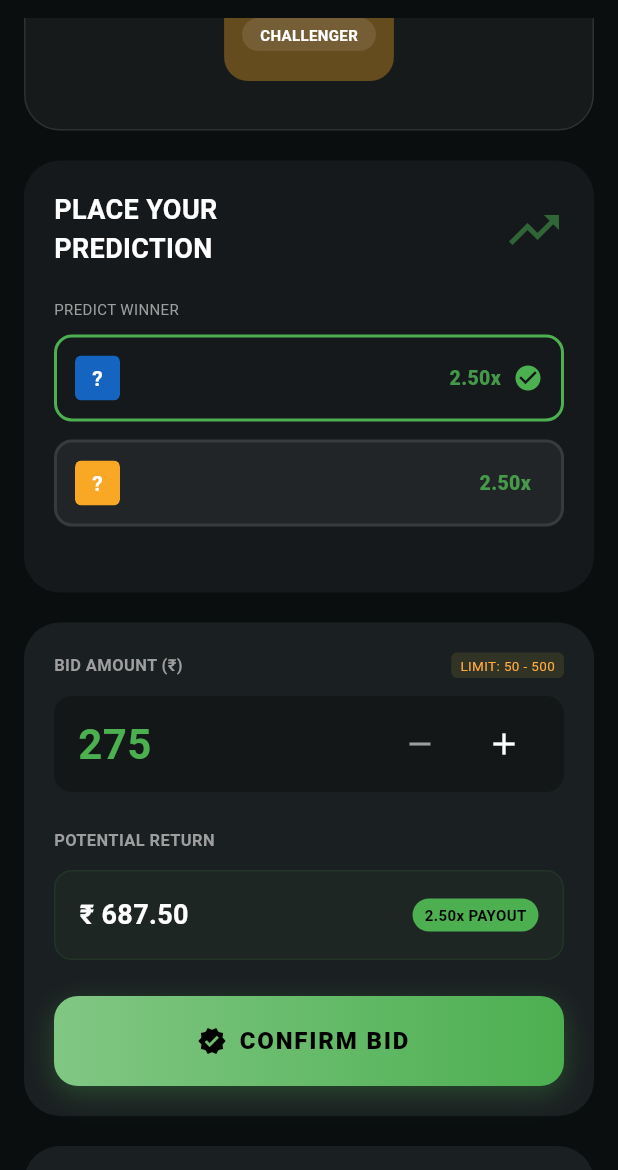
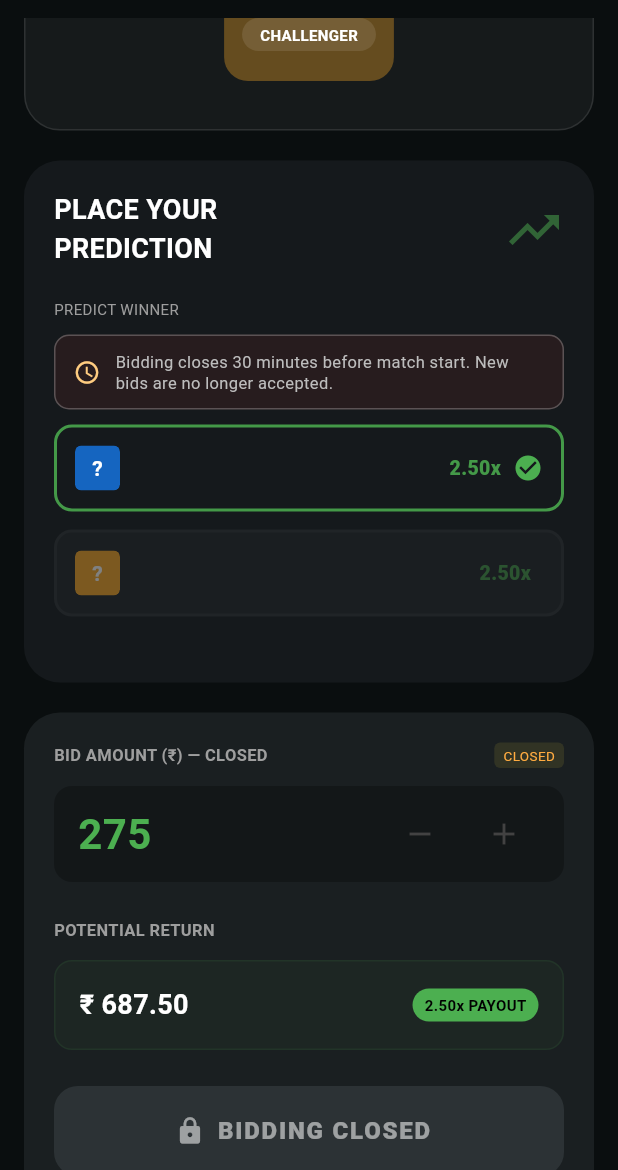
Before and after one commit to harry95730/Auction, a Flutter app: the PlaceBidScreen screen opened directly with empty values, scrolled down 576 dp, on a phone screen of 412 x 824 dp, the part 66-1236 px from its top. Run offline on Flutter 3.47's test engine with Material 3 defaults, Android fonts, the phone set to English and light mode, and no system bars; our stand-ins replace cloud_firestore, firebase_auth, firebase_core, google_sign_in; accounts and stored records are empty.

Commit message:
stop bidding option

```diff
--- a/lib/features/bids/presentation/match_bid_labels.dart
+++ b/lib/features/bids/presentation/match_bid_labels.dart
@@ -27,6 +27,16 @@
 }
 
 bool isMatchScheduleLocked(Match m) => (m.status ?? '').toUpperCase().contains('LOCKED');
+
+/// **true** when local time is **on or after** (match start − 30 minutes). New bids are not allowed.
+/// If [Match.matchDate] is null, returns **false** (no cutoff applied).
+bool isMatchBiddingCutoffReached(Match m) {
+  final raw = m.matchDate;
+  if (raw == null) return false;
+  final startLocal = raw.toLocal();
+  final biddingClosesAt = startLocal.subtract(const Duration(minutes: 30));
+  return !DateTime.now().isBefore(biddingClosesAt);
+}
 
 /// Match finished / result known — UI uses yellow border and results CTA.
 bool isMatchCompleted(Match m) {
--- a/lib/features/dashboard/presentation/screens/auction_dashboard_screen.dart
+++ b/lib/features/dashboard/presentation/screens/auction_dashboard_screen.dart
@@ -1,6 +1,7 @@
 import 'package:firebase_auth/firebase_auth.dart';
 import 'package:flutter/material.dart';
 
+import '../../../../app/theme/app_snack_bars.dart';
 import '../../../../app/widgets/auction_command_app_bar.dart';
 import '../../../../app/widgets/custom_nav_bar.dart';
 import '../../../bids/data/datasources/bids_firestore_data_source.dart';
@@ -513,6 +514,12 @@
         myBid: null,
         onEnterAuction: () {
           if (isMatchScheduleLocked(match)) return;
+          if (isMatchBiddingCutoffReached(match)) {
+            ScaffoldMessenger.of(context).showSnackBar(
+              AppSnackBars.warning('Bidding closes 30 minutes before match start.'),
+            );
+            return;
+          }
           Navigator.of(context).push(
             MaterialPageRoute<void>(
               builder: (_) => PlaceBidScreen(match: match),
@@ -535,6 +542,12 @@
           onEnterAuction: () {
             if (myBid != null) return;
             if (isMatchScheduleLocked(match)) return;
+            if (isMatchBiddingCutoffReached(match)) {
+              ScaffoldMessenger.of(context).showSnackBar(
+                AppSnackBars.warning('Bidding closes 30 minutes before match start.'),
+              );
+              return;
+            }
             Navigator.of(context).push(
               MaterialPageRoute<void>(
                 builder: (_) => PlaceBidScreen(match: match),
--- a/lib/features/match_schedule/presentation/screens/place_bid_screen.dart
+++ b/lib/features/match_schedule/presentation/screens/place_bid_screen.dart
@@ -2,6 +2,7 @@
 import 'package:flutter/material.dart';
 
 import '../../../../app/theme/app_colors.dart';
+import '../../../../app/theme/app_snack_bars.dart';
 import '../../../../app/widgets/auction_command_app_bar.dart';
 import '../../../bids/data/datasources/bids_firestore_data_source.dart';
 import '../../../bids/data/repositories/bids_repository_impl.dart';
@@ -64,7 +65,7 @@
       WidgetsBinding.instance.addPostFrameCallback((_) {
         if (!mounted) return;
         ScaffoldMessenger.of(context).showSnackBar(
-          const SnackBar(content: Text('This match is locked. Bidding is not available.')),
+          AppSnackBars.warning('This match is locked. Bidding is not available.'),
         );
         Navigator.of(context).pop();
       });
@@ -121,7 +122,9 @@
               ExistingMatchBid? existingBid,
               bool existingBidLoading = false,
             }) {
-              final locked = existingBid != null || isMatchScheduleLocked(m);
+              final locked = existingBid != null ||
+                  isMatchScheduleLocked(m) ||
+                  isMatchBiddingCutoffReached(m);
               return AuctionBiddingPanel(
                 match: m,
                 team1Name: team1Name,
--- a/lib/features/match_schedule/presentation/widgets/auction_bidding_panel.dart
+++ b/lib/features/match_schedule/presentation/widgets/auction_bidding_panel.dart
@@ -1,8 +1,11 @@
+import 'dart:async';
 import 'dart:math' as math;
 
 import 'package:flutter/material.dart';
 
+import '../../../../app/theme/app_snack_bars.dart';
 import '../../../bids/domain/entities/existing_match_bid.dart';
+import '../../../bids/presentation/match_bid_labels.dart';
 import '../../../bids/domain/exceptions/insufficient_balance.dart';
 import '../../domain/entities/match.dart';
 import 'team_logo_asset.dart';
@@ -75,6 +78,7 @@
   late double _bidAmount;
   static const double _step = 10;
   bool _placing = false;
+  Timer? _cutoffTicker;
 
   Match get _m => widget.match;
 
@@ -135,6 +139,18 @@
     final mid = (_minBid + _maxBid) / 2;
     final em = _effectiveMaxBid;
     _bidAmount = em >= _minBid ? mid.clamp(_minBid, em) : _minBid;
+    if (widget.match.matchDate != null) {
+      _cutoffTicker = Timer.periodic(const Duration(seconds: 30), (_) {
+        if (!mounted) return;
+        setState(() {});
+      });
+    }
+  }
+
+  @override
+  void dispose() {
+    _cutoffTicker?.cancel();
+    super.dispose();
   }
 
   bool get _selectionValid {
@@ -144,9 +160,18 @@
 
   bool get _bidAlreadyPlaced => widget.existingBid != null;
 
+  /// Cannot change side: already bid, or within 30 min of match start.
+  bool get _pickFrozen => _bidAlreadyPlaced || isMatchBiddingCutoffReached(widget.match);
+
+  bool get _bidAmountLocked => _pickFrozen;
+
+  /// Grey CTA (locked / closed).
+  bool get _bidCtaInactive => _bidAlreadyPlaced || isMatchBiddingCutoffReached(widget.match);
+
   bool get _confirmEnabled {
     if (widget.existingBidLoading) return false;
     if (_bidAlreadyPlaced) return false;
+    if (isMatchBiddingCutoffReached(widget.match)) return false;
     if (_placing) return false;
     if (!widget.isAuthenticated || !widget.hasTeam) return false;
     if (widget.onPlaceBid == null) return false;
@@ -210,21 +235,19 @@
       await cb(_bidAmount, matchBidId, _decimalOdds);
       if (!mounted) return;
       ScaffoldMessenger.of(context).showSnackBar(
-        SnackBar(
-          content: Text(
-            'Bid confirmed: ₹${_bidAmount.round()} on ${_selectedTeam == 0 ? widget.team1Code : widget.team2Code} @ ${_decimalOdds.toStringAsFixed(2)}x',
-          ),
+        AppSnackBars.success(
+          'Bid confirmed: ₹${_bidAmount.round()} on ${_selectedTeam == 0 ? widget.team1Code : widget.team2Code} @ ${_decimalOdds.toStringAsFixed(2)}x',
         ),
       );
     } on InsufficientBalanceException {
       if (!mounted) return;
       ScaffoldMessenger.of(context).showSnackBar(
-        const SnackBar(content: Text('Insufficient balance for this bid.')),
+        AppSnackBars.warning('Insufficient balance for this bid.'),
       );
     } catch (e) {
       if (!mounted) return;
       ScaffoldMessenger.of(context).showSnackBar(
-        SnackBar(content: Text('Could not place bid: $e')),
+        AppSnackBars.warning('Could not place bid: $e'),
       );
     } finally {
       if (mounted) setState(() => _placing = false);
@@ -301,6 +324,29 @@
                 ],
               ),
             ),
+          ] else if (isMatchBiddingCutoffReached(widget.match)) ...[
+            const SizedBox(height: 10),
+            Container(
+              width: double.infinity,
+              padding: const EdgeInsets.symmetric(horizontal: 12, vertical: 10),
+              decoration: BoxDecoration(
+                color: Colors.red.withValues(alpha: 0.08),
+                borderRadius: BorderRadius.circular(10),
+                border: Border.all(color: Colors.white24),
+              ),
+              child: Row(
+                children: [
+                  Icon(Icons.schedule, color: Colors.orange.shade200, size: 18),
+                  const SizedBox(width: 10),
+                  Expanded(
+                    child: Text(
+                      'Bidding closes 30 minutes before match start. New bids are no longer accepted.',
+                      style: TextStyle(color: Colors.grey.shade400, fontSize: 11, height: 1.3),
+                    ),
+                  ),
+                ],
+              ),
+            ),
           ],
           const SizedBox(height: 10),
           _buildSelectionButton(
@@ -310,7 +356,7 @@
             widget.team1Color,
             _oddsForSide(0),
             _selectedTeam == 0,
-            _bidAlreadyPlaced ? null : () => setState(() => _selectedTeam = 0),
+            _pickFrozen ? null : () => setState(() => _selectedTeam = 0),
           ),
           const SizedBox(height: 12),
           _buildSelectionButton(
@@ -320,7 +366,7 @@
             widget.team2Color,
             _oddsForSide(1),
             _selectedTeam == 1,
-            _bidAlreadyPlaced ? null : () => setState(() => _selectedTeam = 1),
+            _pickFrozen ? null : () => setState(() => _selectedTeam = 1),
           ),
           const SizedBox(height: 24),
         ],
@@ -415,7 +461,9 @@
             mainAxisAlignment: MainAxisAlignment.spaceBetween,
             children: [
               Text(
-                _bidAlreadyPlaced ? 'YOUR BID (₹) — LOCKED' : 'BID AMOUNT (₹)',
+                _bidAlreadyPlaced
+                    ? 'YOUR BID (₹) — LOCKED'
+                    : (isMatchBiddingCutoffReached(widget.match) ? 'BID AMOUNT (₹) — CLOSED' : 'BID AMOUNT (₹)'),
                 style: const TextStyle(color: Colors.grey, fontSize: 11, fontWeight: FontWeight.bold),
               ),
               Container(
@@ -425,7 +473,9 @@
                   borderRadius: BorderRadius.circular(4),
                 ),
                 child: Text(
-                  _bidAlreadyPlaced ? 'PLACED' : _limitLabel(),
+                  _bidAlreadyPlaced
+                      ? 'PLACED'
+                      : (isMatchBiddingCutoffReached(widget.match) ? 'CLOSED' : _limitLabel()),
                   style: const TextStyle(color: Colors.orangeAccent, fontSize: 9),
                 ),
               ),
@@ -445,13 +495,13 @@
                 Row(
                   children: [
                     IconButton(
-                      onPressed: !_bidAlreadyPlaced && _bidAmount > _minBid ? () => _nudge(-_step) : null,
-                      icon: Icon(Icons.remove, color: _bidAlreadyPlaced ? Colors.grey.shade800 : Colors.grey),
+                      onPressed: !_bidAmountLocked && _bidAmount > _minBid ? () => _nudge(-_step) : null,
+                      icon: Icon(Icons.remove, color: _bidAmountLocked ? Colors.grey.shade800 : Colors.grey),
                     ),
                     const SizedBox(width: 8),
                     IconButton(
-                      onPressed: !_bidAlreadyPlaced && _bidAmount < _effectiveMaxBid ? () => _nudge(_step) : null,
-                      icon: Icon(Icons.add, color: _bidAlreadyPlaced ? Colors.grey.shade800 : Colors.white),
+                      onPressed: !_bidAmountLocked && _bidAmount < _effectiveMaxBid ? () => _nudge(_step) : null,
+                      icon: Icon(Icons.add, color: _bidAmountLocked ? Colors.grey.shade800 : Colors.white),
                     ),
                   ],
                 ),
@@ -494,12 +544,12 @@
             width: double.infinity,
             height: 60,
             decoration: BoxDecoration(
-              gradient: _bidAlreadyPlaced
+              gradient: _bidCtaInactive
                   ? null
                   : const LinearGradient(colors: [Color(0xFF81C784), Color(0xFF4CAF50)]),
-              color: _bidAlreadyPlaced ? const Color(0xFF2C3235) : null,
+              color: _bidCtaInactive ? const Color(0xFF2C3235) : null,
               borderRadius: BorderRadius.circular(16),
-              boxShadow: _bidAlreadyPlaced
+              boxShadow: _bidCtaInactive
                   ? null
                   : [
                       BoxShadow(
@@ -525,16 +575,18 @@
                       child: CircularProgressIndicator(strokeWidth: 2, color: Colors.black),
                     )
                   : Icon(
-                      _bidAlreadyPlaced ? Icons.lock : Icons.verified,
-                      color: _bidAlreadyPlaced ? Colors.white54 : Colors.black,
+                      _bidCtaInactive ? Icons.lock : Icons.verified,
+                      color: _bidCtaInactive ? Colors.white54 : Colors.black,
                       size: 20,
                     ),
               label: Text(
                 _bidAlreadyPlaced
                     ? 'BID ALREADY PLACED'
-                    : (_placing ? 'PLACING…' : 'CONFIRM BID'),
+                    : (isMatchBiddingCutoffReached(widget.match)
+                        ? 'BIDDING CLOSED'
+                        : (_placing ? 'PLACING…' : 'CONFIRM BID')),
                 style: TextStyle(
-                  color: _bidAlreadyPlaced ? Colors.white54 : Colors.black,
+                  color: _bidCtaInactive ? Colors.white54 : Colors.black,
                   fontWeight: FontWeight.w900,
                   fontSize: 16,
                   letterSpacing: 1.2,
--- a/lib/features/match_schedule/presentation/widgets/match_card.dart
+++ b/lib/features/match_schedule/presentation/widgets/match_card.dart
@@ -79,7 +79,9 @@
     final scheduleLocked = isMatchScheduleLocked(match);
     final completed = isMatchCompleted(match);
     final winnerSide = matchCompletedWinnerSide(match);
-    final greyNoBidLocked = scheduleLocked && !userHasBid && !completed;
+    final biddingCutoff = isMatchBiddingCutoffReached(match);
+    final greyNoBidLocked =
+        !userHasBid && !completed && (scheduleLocked || biddingCutoff);
 
     final cardBg = const Color(0xFF1A1D26);
     final border = completed
@@ -417,9 +419,21 @@
       );
     }
 
+    if (isMatchBiddingCutoffReached(match)) {
+      return Text(
+        'BIDDING CLOSED',
+        style: TextStyle(
+          color: Colors.orange.shade200.withValues(alpha: 0.85),
+          fontWeight: FontWeight.bold,
+          fontSize: 12,
+        ),
+      );
+    }
+
     return ElevatedButton(
       onPressed: () {
         if (isMatchScheduleLocked(match)) return;
+        if (isMatchBiddingCutoffReached(match)) return;
         Navigator.of(context).push(
           MaterialPageRoute<void>(
             builder: (context) => PlaceBidScreen(match: match),
```
Also changed, not shown: lib/app/auction_command_app.dart (+13 -0 lines), lib/app/theme/app_snack_bars.dart (added, +38 -0 lines), lib/features/admin/presentation/screens/match_management_screen.dart (+10 -13 lines), lib/features/auth/presentation/screens/login_screen.dart (+9 -8 lines), lib/features/auth/presentation/screens/registration_screen.dart (+7 -8 lines), lib/features/dashboard/presentation/widgets/auction_upcoming_match_card.dart (+28 -5 lines).
